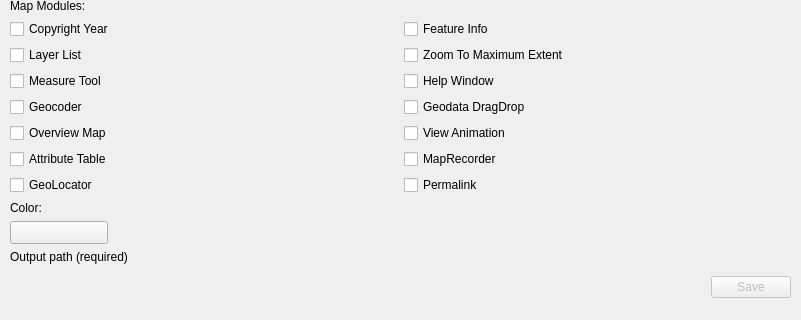
Qt form qgis2wegue_dialog_base.ui (meggsimum/qgis2wegue) before a commit; both pictures show x 0 to 801 and y 303 to 623 of the 801 by 623 pixel window.
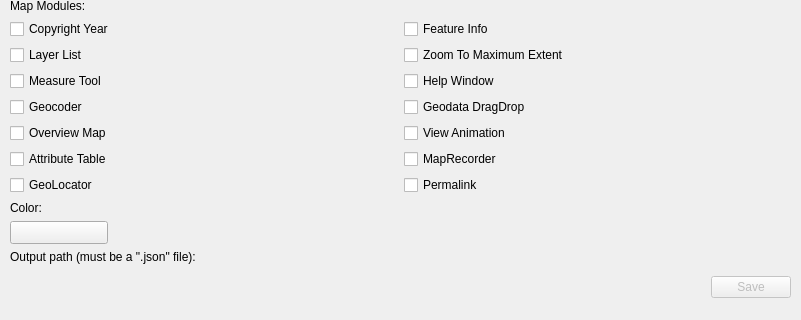
The same form after that commit. Custom widgets are drawn as their Qt base class.

Commit message: Add note about file suffix (.json)

Diff of the .ui file:
```diff
--- a/qgis2wegue_dialog_base.ui
+++ b/qgis2wegue_dialog_base.ui
@@ -246,7 +246,7 @@
     <item>
      <widget class="QLabel" name="label">
       <property name="text">
-       <string>Output path (required) </string>
+       <string>Output path (must be a &quot;.json&quot; file):</string>
       </property>
      </widget>
     </item>
```
